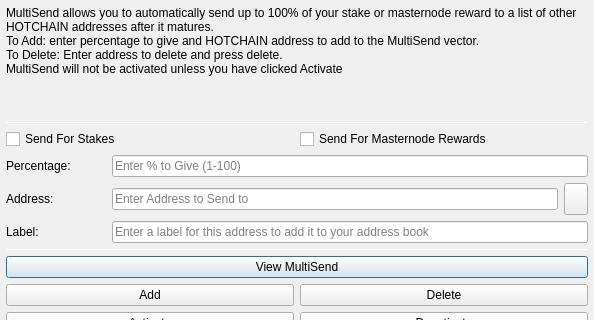
Old version of the form src/qt/forms/multisenddialog.ui in the repository Hotchain-HOTX/Hotchain; both pictures show x 0 to 594 and y 0 to 320 of the 594 by 526 pixel window.
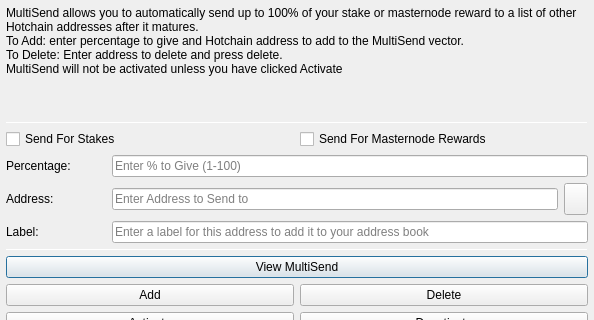
New version of the form. Icons and pictures are not drawn.

```diff
--- a/src/qt/forms/multisenddialog.ui
+++ b/src/qt/forms/multisenddialog.ui
@@ -37,8 +37,8 @@
         <number>1</number>
        </property>
        <property name="text">
-        <string>MultiSend allows you to automatically send up to 100% of your stake or masternode reward to a list of other HOTCHAIN addresses after it matures.
-To Add: enter percentage to give and HOTCHAIN address to add to the MultiSend vector.
+        <string>MultiSend allows you to automatically send up to 100% of your stake or masternode reward to a list of other Hotchain addresses after it matures.
+To Add: enter percentage to give and Hotchain address to add to the MultiSend vector.
 To Delete: Enter address to delete and press delete.
 MultiSend will not be activated unless you have clicked Activate</string>
        </property>
```
